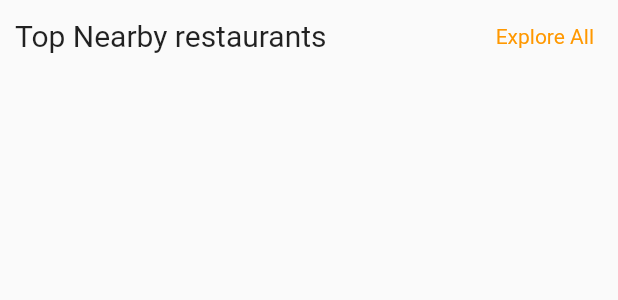
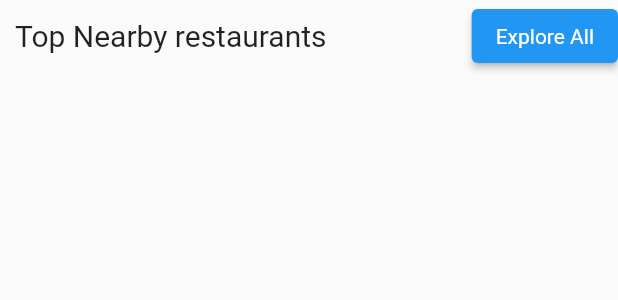
Before and after one commit to Pratul30/food_api, a Flutter app: the BestFoodTitle widget shown alone on an empty page, opened directly, on a phone screen of 412 x 824 dp. Shown: the top 300 px of the screen. Run offline on Flutter 3.47's test engine with Material 2 defaults, Android fonts, the light colour scheme and no system bars; our stand-ins replace carousel_pro, font_awesome_flutter, geolocator.

```diff
--- a/lib/providers/view models/restaurant.dart
+++ b/lib/providers/view models/restaurant.dart
@@ -75,8 +75,7 @@ class RestaurantVM with ChangeNotifier {
           imageUrl: element['singleCardContent']['cardPhoto']['sizes']
               ['urlTemplate'],
           rating: element['singleCardContent']['bubbleRating']['rating'],
-          totalReviews: int.parse(element['singleCardContent']['bubbleRating']
-              ['numberReviews']['string']),
+          totalReviews: int.parse(element['singleCardContent']['bubbleRating']['numberReviews']['string']),
         ));
       });
       _restaurants.insertAll(0, tempRestaurants);
--- a/lib/widgets/BestFoodWidget.dart
+++ b/lib/widgets/BestFoodWidget.dart
@@ -40,7 +40,7 @@ class BestFoodTitle extends StatelessWidget {
             'Top Nearby restaurants',
             style: TextStyle(fontSize: 20),
           ),
-          FlatButton(
+          ElevatedButton(
               onPressed: () {
                 Navigator.of(context).pushNamed('Restaurant_list', arguments: {
                   'cuisine': 'All',
@@ -48,7 +48,8 @@ class BestFoodTitle extends StatelessWidget {
                 });
               },
               child: Text('Explore All'),
-              textColor: Colors.orange)
+              // textColor: Colors.orange
+            )
         ],
       ),
     );
```
Also changed, not shown: pubspec.lock, 6 other files.
